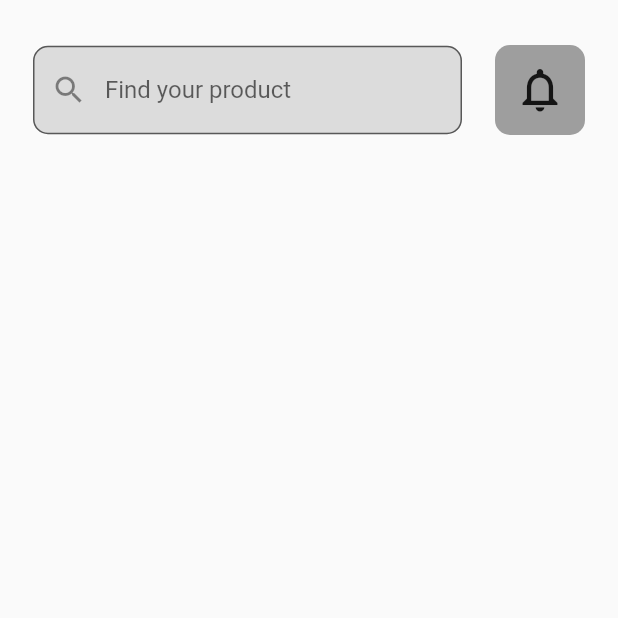
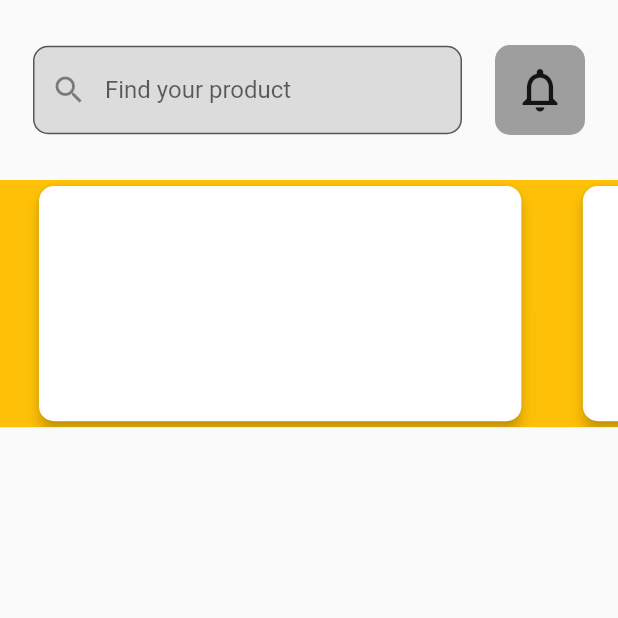
Before and after one commit to adiyuda46/rent, a Flutter app: the screen it shows after launch, on a phone screen of 412 x 824 dp, the top half of it. Run offline on Flutter 3.47's test engine with Material 2 defaults, Android fonts, the phone set to English and light mode, and no system bars.

Commit message:
create ui card

```diff
--- a/lib/ui/page/home.dart
+++ b/lib/ui/page/home.dart
@@ -1,4 +1,5 @@
 import 'package:flutter/material.dart';
+import 'package:rent/ui/widget/card.dart';
 import 'package:rent/ui/widget/notifButton.dart';
 import '../widget/Search.dart';
 
@@ -10,11 +11,6 @@ class HomePage extends StatefulWidget {
 }
 
 class _HomePageState extends State<HomePage> {
-  void _performSearch() {
-    // Logika pencarian atau aksi yang diinginkan
-    print('Melakukan pencarian...');
-  }
-
   @override
   Widget build(BuildContext context) {
     final double tinggi = MediaQuery.of(context).size.height;
@@ -26,18 +22,29 @@ class _HomePageState extends State<HomePage> {
             Padding(
               padding: const EdgeInsets.fromLTRB(22, 30, 22, 30),
               child: Row(
-
                 children: [
                   FindProduct(),
-                 // SizedBox(width: 10,),
+                  // SizedBox(width: 10,),
                   Container(
-                    height: 60,
-                    width: 60,
-                    margin: EdgeInsets.only(left: 22),
-                    child: NotifButton()),
+                      height: 60,
+                      width: 60,
+                      margin: EdgeInsets.only(left: 22),
+                      child: NotifButton()),
                 ],
               ),
-            )
+            ),
+            Container(
+                height: tinggi * 0.2,
+                width: lebar,
+                color: Colors.amber,
+                child: ListView(
+                  scrollDirection: Axis.horizontal,
+                  children: [
+                    BannerPage(),
+                    BannerPage(),
+                    BannerPage(),
+                  ],
+                ))
           ],
         ),
       ),
--- /dev/null
+++ b/lib/ui/widget/card.dart
@@ -0,0 +1,50 @@
+import 'package:flutter/material.dart';
+
+class BannerPage extends StatelessWidget {
+  const BannerPage({super.key});
+
+  @override
+  Widget build(BuildContext context) {
+       final double tinggi = MediaQuery.of(context).size.height;
+    final double lebar = MediaQuery.of(context).size.width;
+    return Padding(
+      padding: const EdgeInsets.fromLTRB(22, 0, 11, 0),
+      child: Container(
+        height: tinggi * 0.2,
+        width: lebar * 0.8,
+       // color: Colors.black12,
+        child: Card(
+
+          elevation: 4,
+          shape: RoundedRectangleBorder(
+            borderRadius: BorderRadius.circular(10),
+          ),
+
+        ),
+      ),
+    );
+  }
+}
+// child: const SizedBox(
+//         height: 150, // Tinggi Card
+//         width: l , // Lebar Card
+//         child: Column(
+//           mainAxisAlignment: MainAxisAlignment.center,
+//           children: [
+//             Text(
+//               'Judul Card',
+//               style: TextStyle(
+//                 fontSize: 18,
+//                 fontWeight: FontWeight.bold,
+//               ),
+//             ),
+//             SizedBox(height: 8),
+//             Text(
+//               'Deskripsi card ini.',
+//               style: TextStyle(
+//                 fontSize: 16,
+//               ),
+//             ),
+//           ],
+//         ),
+//       ),
```
